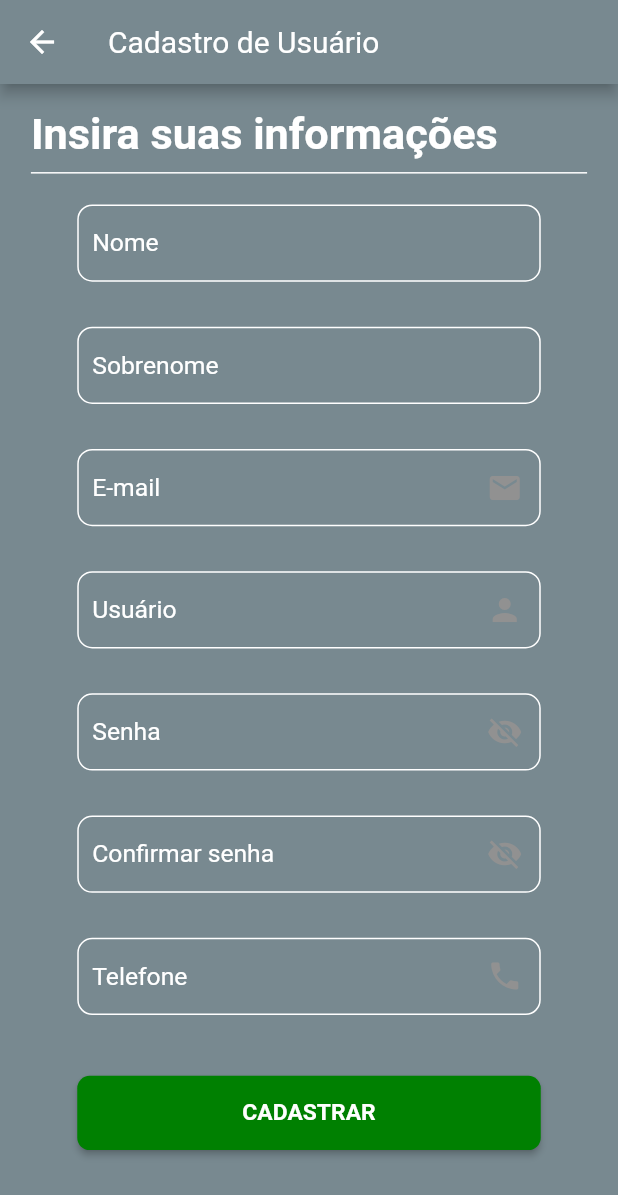
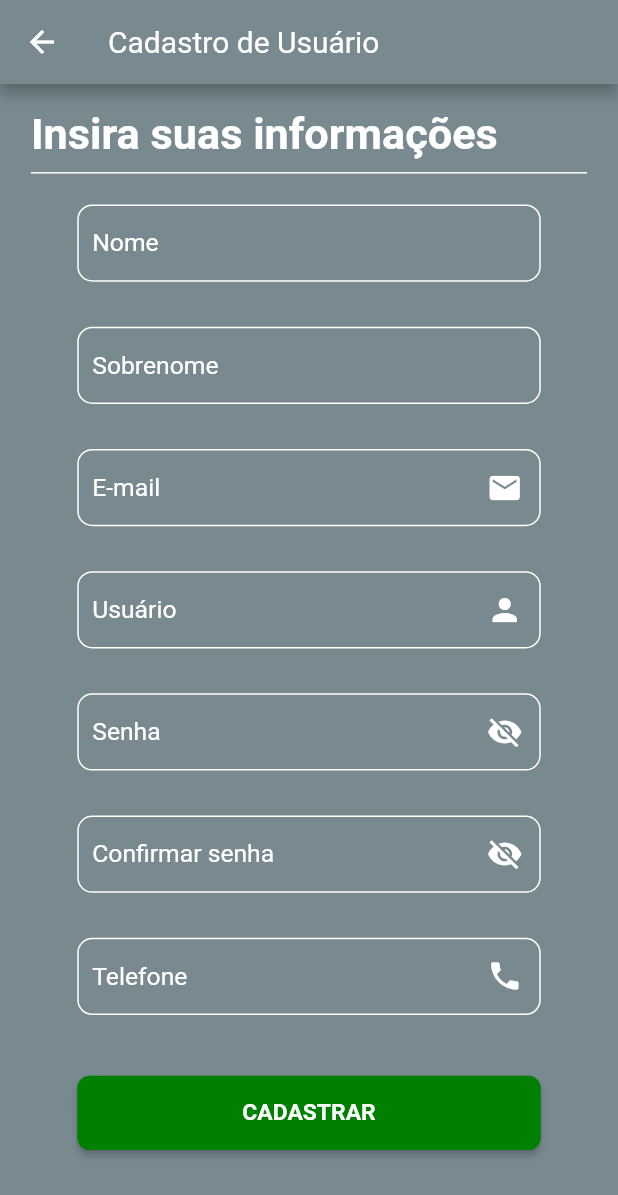
Before and after one commit to WilliamDCGomes/controle-financas, a Flutter app: the RegisterPage screen opened directly, on a phone screen of 412 x 824 dp. Shown: the top 1195 px of the screen. Run offline on Flutter 3.47's test engine with Material 2 defaults, Android fonts, the phone set to English and light mode, and no system bars; our stand-ins replace email_validator, get, responsive_sizer, rounded_loading_button.

Commit message:
Corrigido cores e fontes

```diff
--- a/lib/2-app/views/componentsWidgets/textWidget.dart
+++ b/lib/2-app/views/componentsWidgets/textWidget.dart
@@ -7,6 +7,7 @@
   final int? maxLines;
   final double? fontSize;
   final Color? textColor;
+  final Color? backgroundTextColor;
   final TextAlign? textAlign;
   final FontWeight? fontWeight;
   final TextOverflow? textOverflow;
@@ -18,6 +19,7 @@
         Key? key,
         this.maxLines,
         this.textColor,
+        this.backgroundTextColor,
         this.textAlign,
         this.fontSize,
         this.fontWeight,
@@ -34,6 +36,7 @@
       overflow: textOverflow,
       style: TextStyle(
         color: textColor ?? AppColors().whiteColor,
+        backgroundColor: backgroundTextColor,
         fontSize: fontSize ?? (Platform.isAndroid ? 20 : 35),
         fontWeight: fontWeight ?? FontWeight.normal,
         decoration: textDecoration,
--- a/lib/2-app/views/pages/loginPage.dart
+++ b/lib/2-app/views/pages/loginPage.dart
@@ -100,7 +100,7 @@
                                         controller.passwordFieldEnabled.value
                                             ? Icons.visibility_off
                                             : Icons.visibility,
-                                        color: AppColors().blackColor91Percent,
+                                        color: AppColors().whiteColor,
                                       ),
                                     ),
                                     keyboardType: TextInputType.visiblePassword,
--- a/lib/2-app/views/pages/registerPage.dart
+++ b/lib/2-app/views/pages/registerPage.dart
@@ -91,7 +91,7 @@
                               width: 75.w,
                               iconTextField: Icon(
                                 Icons.email,
-                                color: AppColors().blackColor91Percent,
+                                color: AppColors().whiteColor,
                               ),
                               keyboardType: TextInputType.emailAddress,
                             ),
@@ -104,7 +104,7 @@
                               width: 75.w,
                               iconTextField: Icon(
                                 Icons.person_sharp,
-                                color: AppColors().blackColor91Percent,
+                                color: AppColors().whiteColor,
                               ),
                               keyboardType: TextInputType.name,
                             ),
@@ -125,7 +125,7 @@
                                   controller.passwordFieldEnabled.value
                                       ? Icons.visibility_off
                                       : Icons.visibility,
-                                  color: AppColors().blackColor91Percent,
+                                  color: AppColors().whiteColor,
                                 ),
                               ),
                               keyboardType: TextInputType.visiblePassword,
@@ -148,7 +148,7 @@
                                   controller.confirmPasswordFieldEnabled.value
                                       ? Icons.visibility_off
                                       : Icons.visibility,
-                                  color: AppColors().blackColor91Percent,
+                                  color: AppColors().whiteColor,
                                 ),
                               ),
                               keyboardType: TextInputType.visiblePassword,
@@ -163,7 +163,7 @@
                               width: 75.w,
                               iconTextField: Icon(
                                 Icons.phone,
-                                color: AppColors().blackColor91Percent,
+                                color: AppColors().whiteColor,
                               ),
                               keyboardType: TextInputType.phone,
                             ),
@@ -176,7 +176,7 @@
                               width: 75.w,
                               iconTextField: Icon(
                                 Icons.phone_android,
-                                color: AppColors().blackColor91Percent,
+                                color: AppColors().whiteColor,
                               ),
                               keyboardType: TextInputType.phone,
                             ),
```
Also changed, not shown: lib/2-app/views/pages/popups/forgetPasswordPopup.dart (+6 -2 lines), lib/2-app/assets/images/resetPasswordIcon.png, 1 other file.
